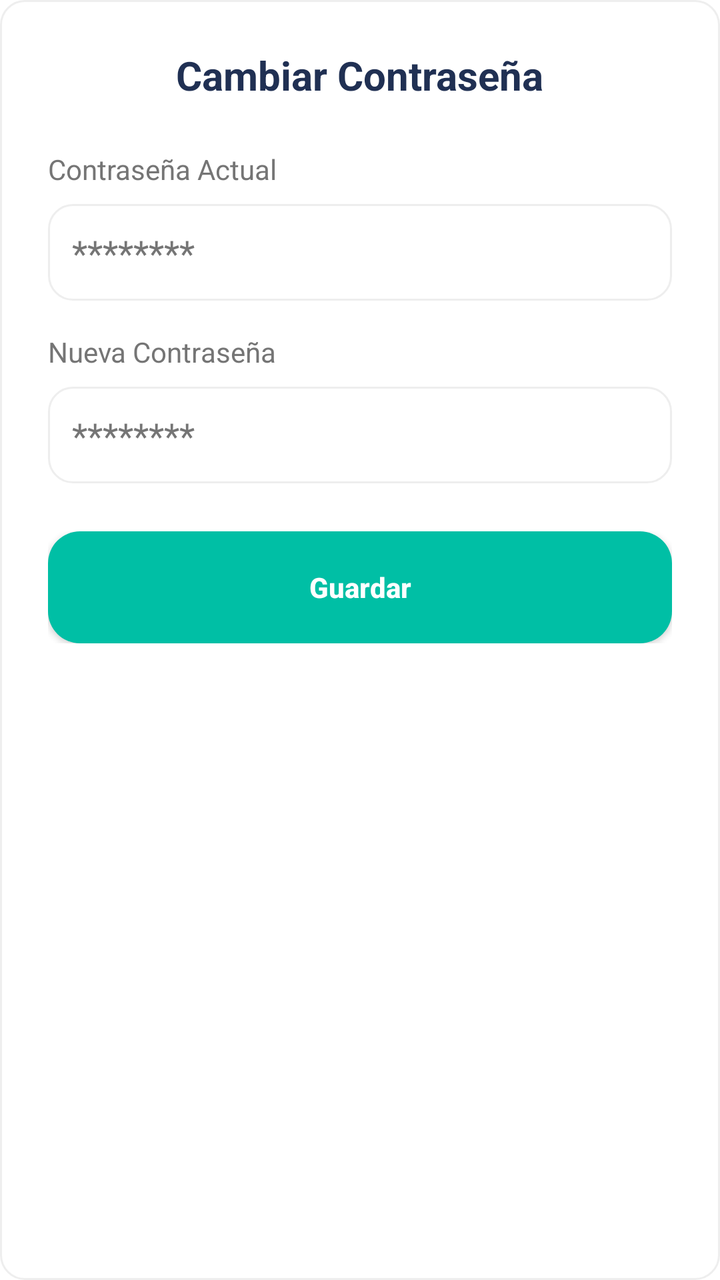
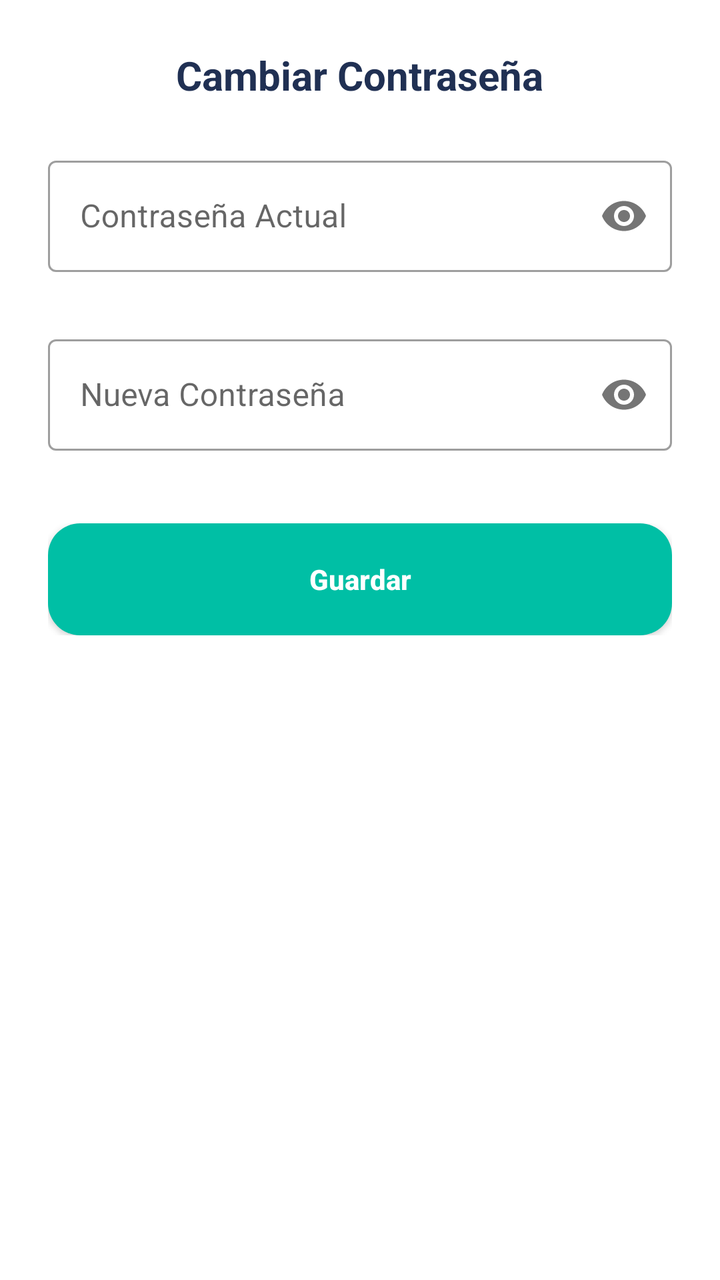

An Android layout rendered at two revisions. The XML below is the earlier revision; the diff shows what the commit changed to produce the second picture.
<!-- AndroidManifest.xml: application theme Theme.GastoFacil -->
<!-- res/layout/dialog_cambio_contrasena.xml -->
<?xml version="1.0" encoding="utf-8"?>
<LinearLayout xmlns:android="http://schemas.android.com/apk/res/android"
    xmlns:app="http://schemas.android.com/apk/res-auto"
    android:layout_width="match_parent"
    android:layout_height="wrap_content"
    android:orientation="vertical"
    android:padding="24dp"
    android:background="@drawable/rounded_input">

    <TextView
        android:layout_width="wrap_content"
        android:layout_height="wrap_content"
        android:text="@string/c_change_password"
        android:textColor="@color/purple_500"
        android:textSize="20sp"
        android:textStyle="bold"
        android:layout_gravity="center"
        android:layout_marginBottom="24dp" />

    <TextView
        android:layout_width="wrap_content"
        android:layout_height="wrap_content"
        android:text="@string/c_current_pass"
        android:textColor="@color/nav_inactive"
        android:textSize="14sp" />

    <EditText
        android:id="@+id/etCurrentPassword"
        android:layout_width="match_parent"
        android:layout_height="wrap_content"
        android:layout_marginTop="8dp"
        android:background="@drawable/rounded_input"
        android:hint="@string/password_hint"
        android:inputType="textPassword"
        android:padding="12dp"
        android:textColor="@color/black"
        android:textColorHint="#757575"
        android:layout_marginBottom="16dp" />

    <TextView
        android:layout_width="wrap_content"
        android:layout_height="wrap_content"
        android:text="@string/c_new_pass"
        android:textColor="@color/nav_inactive"
        android:textSize="14sp" />

    <EditText
        android:id="@+id/etNewPassword"
        android:layout_width="match_parent"
        android:layout_height="wrap_content"
        android:layout_marginTop="8dp"
        android:background="@drawable/rounded_input"
        android:hint="@string/password_hint"
        android:inputType="textPassword"
        android:padding="12dp"
        android:textColor="@color/black"
        android:textColorHint="#757575"
        android:layout_marginBottom="24dp" />

    <FrameLayout
        android:layout_width="match_parent"
        android:layout_height="wrap_content">

        <androidx.appcompat.widget.AppCompatButton
            android:id="@+id/btnSavePassword"
            android:layout_width="match_parent"
            android:layout_height="56dp"
            android:background="@drawable/confirm_button_bg"
            android:text="@string/c_save"
            android:textAllCaps="false"
            android:textColor="@color/white"
            android:textSize="14sp"
            android:textStyle="bold" />

        <ProgressBar
            android:id="@+id/pbDialogPass"
            android:layout_width="30dp"
            android:layout_height="30dp"
            android:layout_gravity="center"
            android:visibility="gone"
            android:indeterminateTint="@color/white" />
    </FrameLayout>

</LinearLayout>
<!-- resources referenced by this layout -->
<resources>
  <color name="black">#FF000000</color>
  <color name="nav_inactive">#757575</color>
  <color name="purple_500">#203053</color>
  <color name="white">#FFFFFFFF</color>
  <!-- drawable confirm_button_bg (drawable) -->
  <?xml version="1.0" encoding="utf-8"?>
  <shape xmlns:android="http://schemas.android.com/apk/res/android">
      <solid android:color="#00BFA5" />
      <corners android:radius="16dp" />
  </shape>
  <!-- drawable rounded_input (drawable) -->
  <?xml version="1.0" encoding="utf-8"?>
  <shape xmlns:android="http://schemas.android.com/apk/res/android">
      <solid android:color="@color/white" />
      <corners android:radius="12dp" />
      <stroke android:width="1dp" android:color="#EEEEEE" />
      <padding android:left="16dp" android:right="16dp" android:top="12dp" android:bottom="12dp" />
  </shape>
  <string name="c_change_password">Cambiar Contraseña</string>
  <string name="c_current_pass">Contraseña Actual</string>
  <string name="c_new_pass">Nueva Contraseña</string>
  <string name="c_save">Guardar</string>
  <string name="password_hint">********</string>
  <style name="Theme.GastoFacil" parent="Theme.MaterialComponents.DayNight.NoActionBar">
          
          <item name="colorPrimary">@color/purple_500</item>
          <item name="colorPrimaryVariant">@color/purple_700</item>
          <item name="colorOnPrimary">@color/white</item>
          
          <item name="colorSecondary">@color/teal_200</item>
          <item name="colorSecondaryVariant">@color/teal_700</item>
          <item name="colorOnSecondary">@color/black</item>
          
          <item name="android:statusBarColor">?attr/colorPrimaryVariant</item>
          
      </style>
  <color name="purple_700">#FF3700B3</color>
  <color name="teal_200">#FF03DAC5</color>
  <color name="teal_700">#FF018786</color>
</resources>

<!-- the commit's change to res/layout/dialog_cambio_contrasena.xml (unified diff, before → after) -->
@@ -5,7 +5,7 @@
     android:layout_height="wrap_content"
     android:orientation="vertical"
     android:padding="24dp"
-    android:background="@drawable/rounded_input">
+    android:background="@drawable/card_background">
 
     <TextView
         android:layout_width="wrap_content"
@@ -17,45 +17,45 @@
         android:layout_gravity="center"
         android:layout_marginBottom="24dp" />
 
-    <TextView
-        android:layout_width="wrap_content"
-        android:layout_height="wrap_content"
-        android:text="@string/c_current_pass"
-        android:textColor="@color/nav_inactive"
-        android:textSize="14sp" />
-
-    <EditText
-        android:id="@+id/etCurrentPassword"
+    <com.google.android.material.textfield.TextInputLayout
+        android:id="@+id/tilCurrentPassword"
+        style="@style/Widget.MaterialComponents.TextInputLayout.OutlinedBox"
         android:layout_width="match_parent"
         android:layout_height="wrap_content"
-        android:layout_marginTop="8dp"
-        android:background="@drawable/rounded_input"
-        android:hint="@string/password_hint"
-        android:inputType="textPassword"
-        android:padding="12dp"
-        android:textColor="@color/black"
-        android:textColorHint="#757575"
-        android:layout_marginBottom="16dp" />
+        android:hint="@string/c_current_pass"
+        app:passwordToggleEnabled="true"
+        app:errorEnabled="true"
+        android:layout_marginBottom="8dp">
 
-    <TextView
-        android:layout_width="wrap_content"
-        android:layout_height="wrap_content"
-        android:text="@string/c_new_pass"
-        android:textColor="@color/nav_inactive"
-        android:textSize="14sp" />
+        <com.google.android.material.textfield.TextInputEditText
+            android:id="@+id/etCurrentPassword"
+            android:layout_width="match_parent"
+            android:layout_height="wrap_content"
+            android:inputType="textPassword"
+            android:imeOptions="actionNext"
+            android:textColor="@color/black"
+            android:textSize="16sp" />
+    </com.google.android.material.textfield.TextInputLayout>
 
-    <EditText
-        android:id="@+id/etNewPassword"
+    <com.google.android.material.textfield.TextInputLayout
+        android:id="@+id/tilNewPassword"
+        style="@style/Widget.MaterialComponents.TextInputLayout.OutlinedBox"
         android:layout_width="match_parent"
         android:layout_height="wrap_content"
-        android:layout_marginTop="8dp"
-        android:background="@drawable/rounded_input"
-        android:hint="@string/password_hint"
-        android:inputType="textPassword"
-        android:padding="12dp"
-        android:textColor="@color/black"
-        android:textColorHint="#757575"
-        android:layout_marginBottom="24dp" />
+        android:hint="@string/c_new_pass"
+        app:passwordToggleEnabled="true"
+        app:errorEnabled="true"
+        android:layout_marginBottom="16dp">
+
+        <com.google.android.material.textfield.TextInputEditText
+            android:id="@+id/etNewPassword"
+            android:layout_width="match_parent"
+            android:layout_height="wrap_content"
+            android:inputType="textPassword"
+            android:imeOptions="actionDone"
+            android:textColor="@color/black"
+            android:textSize="16sp" />
+    </com.google.android.material.textfield.TextInputLayout>
 
     <FrameLayout
         android:layout_width="match_parent"
<!-- resource entries referenced after the edit -->
@@ -1,28 +1,24 @@
 <!-- resources referenced by this layout -->
 <resources>
   <color name="black">#FF000000</color>
-  <color name="nav_inactive">#757575</color>
   <color name="purple_500">#203053</color>
   <color name="white">#FFFFFFFF</color>
+  <!-- drawable card_background (drawable) -->
+  <?xml version="1.0" encoding="utf-8"?>
+  <shape xmlns:android="http://schemas.android.com/apk/res/android">
+      <solid android:color="@color/white" />
+      <corners android:radius="24dp" />
+  </shape>
   <!-- drawable confirm_button_bg (drawable) -->
   <?xml version="1.0" encoding="utf-8"?>
   <shape xmlns:android="http://schemas.android.com/apk/res/android">
       <solid android:color="#00BFA5" />
       <corners android:radius="16dp" />
   </shape>
-  <!-- drawable rounded_input (drawable) -->
-  <?xml version="1.0" encoding="utf-8"?>
-  <shape xmlns:android="http://schemas.android.com/apk/res/android">
-      <solid android:color="@color/white" />
-      <corners android:radius="12dp" />
-      <stroke android:width="1dp" android:color="#EEEEEE" />
-      <padding android:left="16dp" android:right="16dp" android:top="12dp" android:bottom="12dp" />
-  </shape>
   <string name="c_change_password">Cambiar Contraseña</string>
   <string name="c_current_pass">Contraseña Actual</string>
   <string name="c_new_pass">Nueva Contraseña</string>
   <string name="c_save">Guardar</string>
-  <string name="password_hint">********</string>
   <style name="Theme.GastoFacil" parent="Theme.MaterialComponents.DayNight.NoActionBar">
           
           <item name="colorPrimary">@color/purple_500</item>
